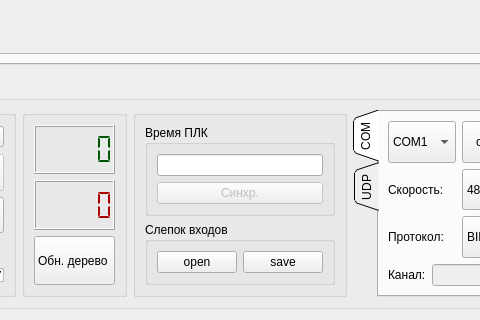
The window that Debugger/debuggerform.ui (atikbif/relkonIDE) describes before a commit, drawn with Qt 5; both pictures show x 216 to 696 and y 435 to 755 of the 1005 by 755 pixel window.
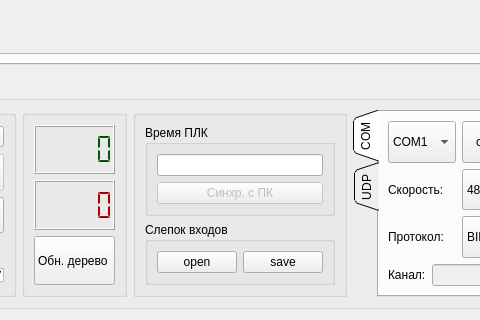
The same window after the commit. The open tabs and pages were chosen to show the change.

```diff
--- a/Debugger/debuggerform.ui
+++ b/Debugger/debuggerform.ui
@@ -565,7 +565,7 @@
                </sizepolicy>
               </property>
               <property name="text">
-               <string>Синхр.</string>
+               <string>Синхр. с ПК</string>
               </property>
              </widget>
             </item>
```
Left out of the diff: 10 changed lines with no effect on the pictures.
